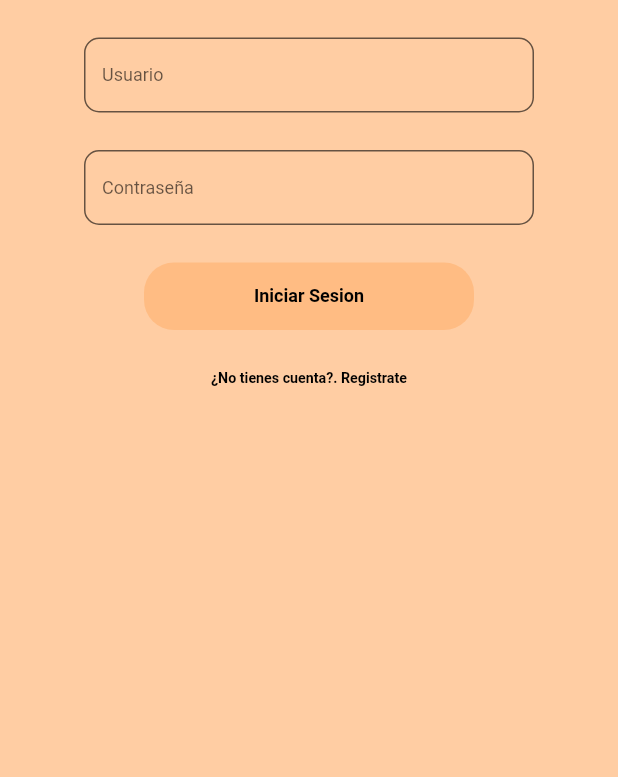
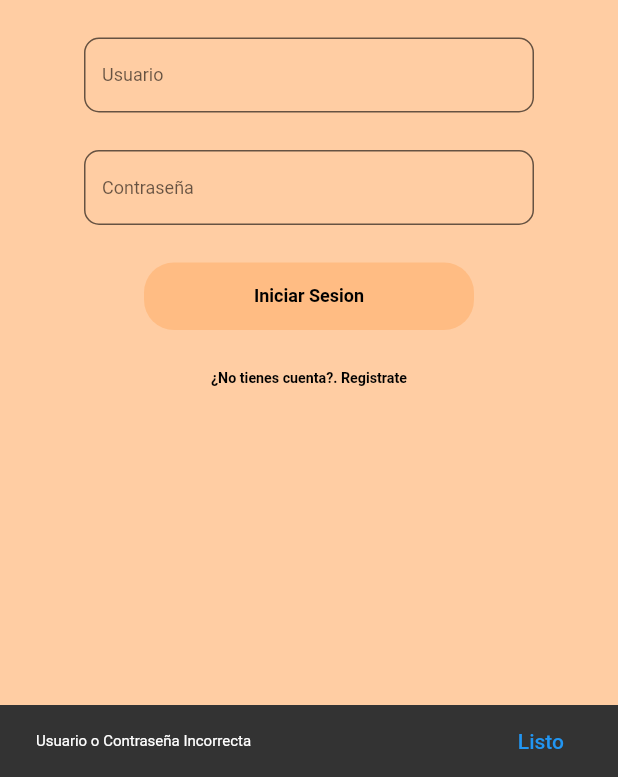
Before and after one commit to fq962/PetFinderHN, a Flutter app: the screen it shows after launch, after a tap on "Iniciar Sesion", on a phone screen of 412 x 824 dp, the part 459-1236 px from its top. Run offline on Flutter 3.47's test engine with Material 2 defaults, Android fonts, the phone set to English and light mode, and no system bars; our stand-ins replace date_time_picker.

Commit message:
detalles en login

```diff
--- a/lib/screens/login/login_screen.dart
+++ b/lib/screens/login/login_screen.dart
@@ -10,6 +10,9 @@ class LoginScreen extends StatefulWidget {
 }
 
 class _LoginScreenState extends State<LoginScreen> {
+  final myController = TextEditingController();
+  final myControlle2 = TextEditingController();
+
   @override
   Widget build(BuildContext context) {
     return Scaffold(
@@ -52,6 +55,8 @@ class _LoginScreenState extends State<LoginScreen> {
                       //hintText: "Usuario",
                       fillColor: Colors.transparent,
                     ),
+                    controller: myController,
+                    // validator:,
                   )),
             ),
             Padding(
@@ -74,6 +79,7 @@ class _LoginScreenState extends State<LoginScreen> {
                       //hintText: "Contraseña",
                       fillColor: Colors.transparent,
                     ),
+                    controller: myControlle2,
                   )),
             ),
             Padding(
@@ -86,12 +92,33 @@ class _LoginScreenState extends State<LoginScreen> {
                 width: 220,
                 //color: Colors.blueAccent,
                 child: TextButton(
-                    onPressed: () => {},
-                    child: const Text('Iniciar Sesion',
-                        style: TextStyle(
-                            color: Colors.black,
-                            fontSize: 12,
-                            fontWeight: FontWeight.bold))),
+                    child: const Text(
+                      'Iniciar Sesion',
+                      style: TextStyle(
+                          color: Colors.black,
+                          fontSize: 12,
+                          fontWeight: FontWeight.bold),
+                    ),
+                    onPressed: () {
+                      debugPrint(myController.text);
+                      if (myController.text == 'fernandoq' &&
+                          myControlle2.text == '12345') {
+                        debugPrint('inicie sesion');
+                      } else {
+                        final snackBar = SnackBar(
+                          content: const Text(
+                            'Usuario o Contraseña Incorrecta',
+                            style: TextStyle(fontSize: 10),
+                          ),
+                          action: SnackBarAction(
+                            label: 'Listo',
+                            onPressed: () {},
+                          ),
+                        );
+
+                        ScaffoldMessenger.of(context).showSnackBar(snackBar);
+                      }
+                    }),
               ),
             ),
             Padding(
--- a/lib/screens/login/logup_screen.dart
+++ b/lib/screens/login/logup_screen.dart
@@ -89,6 +89,7 @@ class _LogUpScreenState extends State<LogUpScreen> {
                   decoration: InputDecoration(
                     icon: const Icon(Icons.date_range),
                     border: OutlineInputBorder(
+
                       borderRadius: BorderRadius.circular(10.0),
                     ),
                     filled: true,
```
